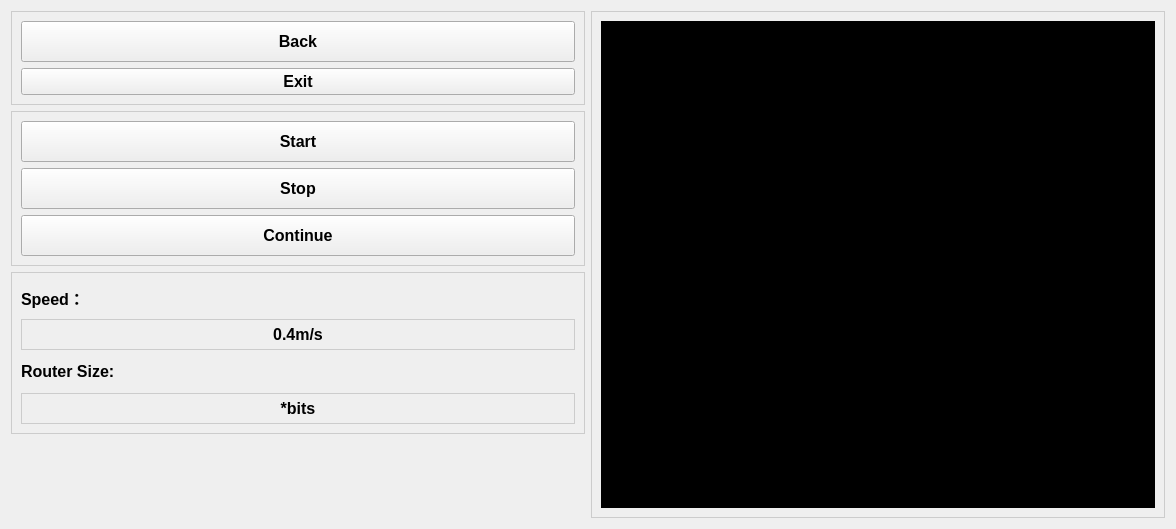
The window that software/development/ui/fourthui.ui (Capstone-2024/OS-Handheld-CNC) describes before a commit, drawn with Qt 5.
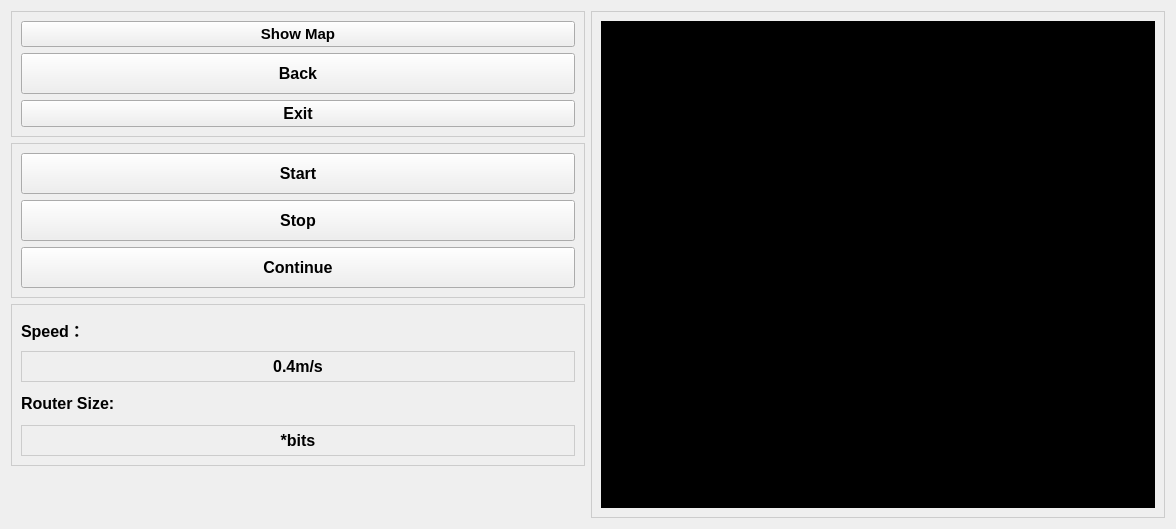
The same window after the commit.

Diff of the .ui file:
```diff
--- a/software/development/ui/fourthui.ui
+++ b/software/development/ui/fourthui.ui
@@ -41,7 +41,22 @@
        <property name="frameShadow">
         <enum>QFrame::Raised</enum>
        </property>
-       <layout class="QVBoxLayout" name="verticalLayout" stretch="0,0">
+       <layout class="QVBoxLayout" name="verticalLayout" stretch="0,0,0">
+        <item>
+         <widget class="QPushButton" name="pushButton_2">
+          <property name="font">
+           <font>
+            <family>Arial</family>
+            <pointsize>11</pointsize>
+            <weight>75</weight>
+            <bold>true</bold>
+           </font>
+          </property>
+          <property name="text">
+           <string>Show Map</string>
+          </property>
+         </widget>
+        </item>
         <item>
          <widget class="QPushButton" name="back_btn">
           <property name="minimumSize">
```
